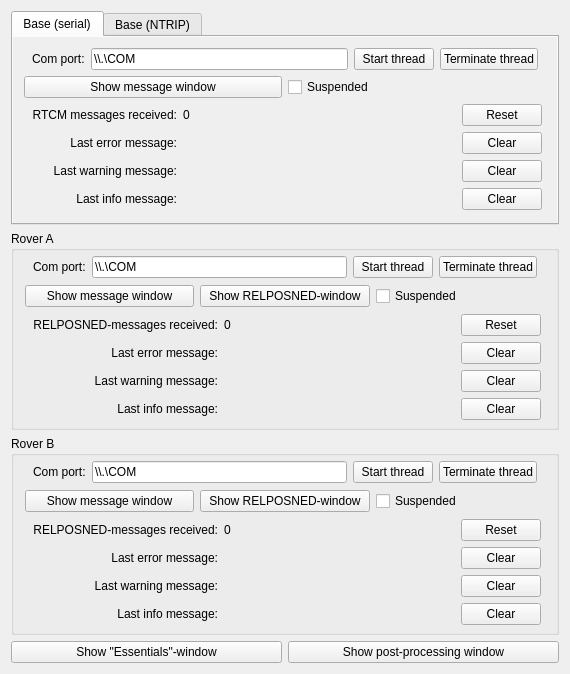
Qt form mainwindow.ui (GNSS-Stylist/GNSS-Stylus) before a commit.
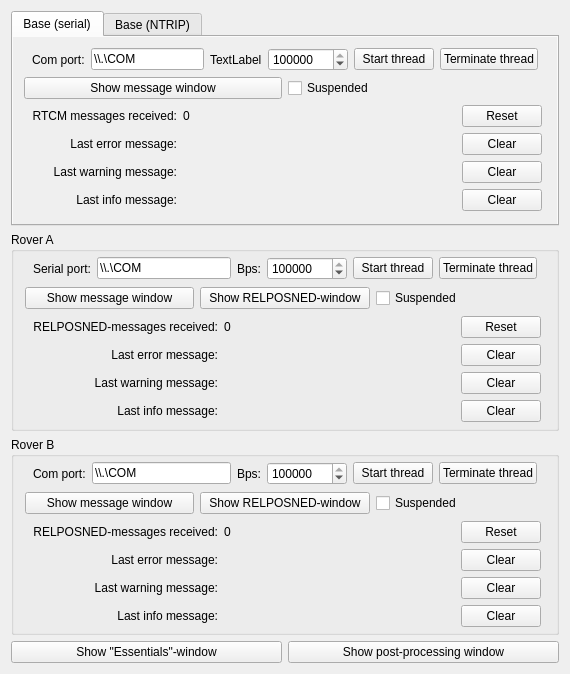
The same form after that commit. The open tabs and pages were chosen to show the change.

Commit message: - Changed serial port handling from direct Windows-API-calls to use QSerialPort instead (should be platform-independent now). (Issue #6). - Added time stamping to serial data. - Added serial bps settings. (Issue #1).

The edit to the form file:
```diff
--- a/mainwindow.ui
+++ b/mainwindow.ui
@@ -71,6 +71,32 @@
             </property>
            </widget>
           </item>
+          <item>
+           <widget class="QLabel" name="label_SerSpeed_Base">
+            <property name="text">
+             <string>TextLabel</string>
+            </property>
+           </widget>
+          </item>
+          <item>
+           <widget class="QSpinBox" name="spinBox_SerialSpeed_Base">
+            <property name="minimumSize">
+             <size>
+              <width>80</width>
+              <height>0</height>
+             </size>
+            </property>
+            <property name="minimum">
+             <number>300</number>
+            </property>
+            <property name="maximum">
+             <number>10000000</number>
+            </property>
+            <property name="value">
+             <number>115200</number>
+            </property>
+           </widget>
+          </item>
           <item>
            <widget class="QPushButton" name="pushButton_StartThread_Base_Serial">
             <property name="text">
@@ -582,7 +608,7 @@
          <item>
           <widget class="QLabel" name="label__Comport_RoverA">
            <property name="text">
-            <string>Com port:</string>
+            <string>Serial port:</string>
            </property>
           </widget>
          </item>
@@ -596,6 +622,32 @@
            </property>
           </widget>
          </item>
+         <item>
+          <widget class="QLabel" name="label_SerSpeed_RoverA">
+           <property name="text">
+            <string>Bps:</string>
+           </property>
+          </widget>
+         </item>
+         <item>
+          <widget class="QSpinBox" name="spinBox_SerialSpeed_RoverA">
+           <property name="minimumSize">
+            <size>
+             <width>80</width>
+             <height>0</height>
+            </size>
+           </property>
+           <property name="minimum">
+            <number>300</number>
+           </property>
+           <property name="maximum">
+            <number>10000000</number>
+           </property>
+           <property name="value">
+            <number>115200</number>
+           </property>
+          </widget>
+         </item>
          <item>
           <widget class="QPushButton" name="pushButton_StartThread_RoverA">
            <property name="text">
@@ -789,6 +841,32 @@
            </property>
           </widget>
          </item>
+         <item>
+          <widget class="QLabel" name="label_SerSpeed_RoverB">
+           <property name="text">
+            <string>Bps:</string>
+           </property>
+          </widget>
+         </item>
+         <item>
+          <widget class="QSpinBox" name="spinBox_SerialSpeed_RoverB">
+           <property name="minimumSize">
+            <size>
+             <width>80</width>
+             <height>0</height>
+            </size>
+           </property>
+           <property name="minimum">
+            <number>300</number>
+           </property>
+           <property name="maximum">
+            <number>10000000</number>
+           </property>
+           <property name="value">
+            <number>115200</number>
+           </property>
+          </widget>
+         </item>
          <item>
           <widget class="QPushButton" name="pushButton_StartThread_RoverB">
            <property name="text">
```
Left out of the diff: 11 changed lines with no effect on the pictures. The commit also changes 6 other files.
